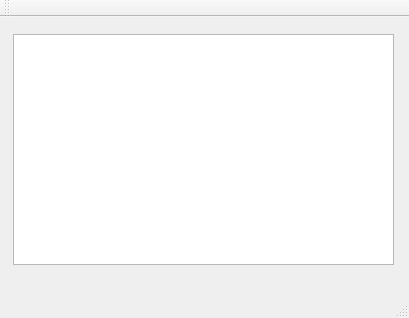
This is secureChat/secureChatServer/serverwindow.ui in skralick/ECE3574HW7 as Qt 5 draws it before an edit. The edited form follows.
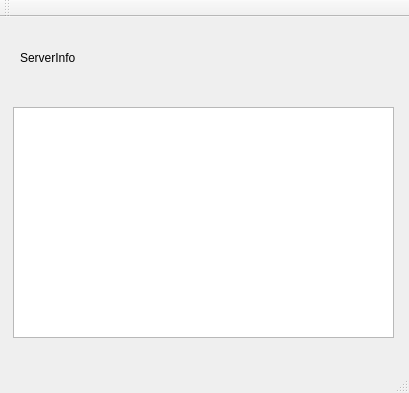
This is the edited form.

Commit message: Imporved server visuals and style

```diff
--- a/secureChat/secureChatServer/serverwindow.ui
+++ b/secureChat/secureChatServer/serverwindow.ui
@@ -7,7 +7,7 @@
     <x>0</x>
     <y>0</y>
     <width>409</width>
-    <height>318</height>
+    <height>393</height>
    </rect>
   </property>
   <property name="windowTitle">
@@ -18,12 +18,25 @@
     <property name="geometry">
      <rect>
       <x>13</x>
-      <y>17</y>
+      <y>90</y>
       <width>381</width>
       <height>231</height>
      </rect>
     </property>
    </widget>
+   <widget class="QLabel" name="serverInfoLabel">
+    <property name="geometry">
+     <rect>
+      <x>20</x>
+      <y>0</y>
+      <width>361</width>
+      <height>81</height>
+     </rect>
+    </property>
+    <property name="text">
+     <string>ServerInfo</string>
+    </property>
+   </widget>
   </widget>
   <widget class="QMenuBar" name="menuBar">
    <property name="geometry">
```
The commit also changes 15 other files.
